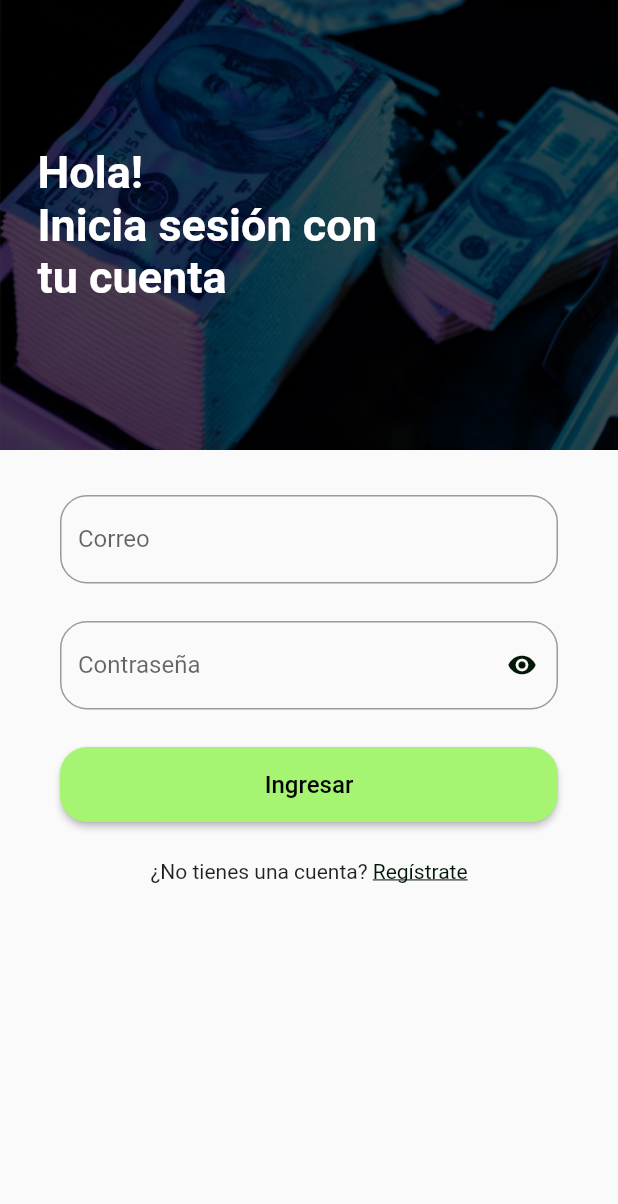
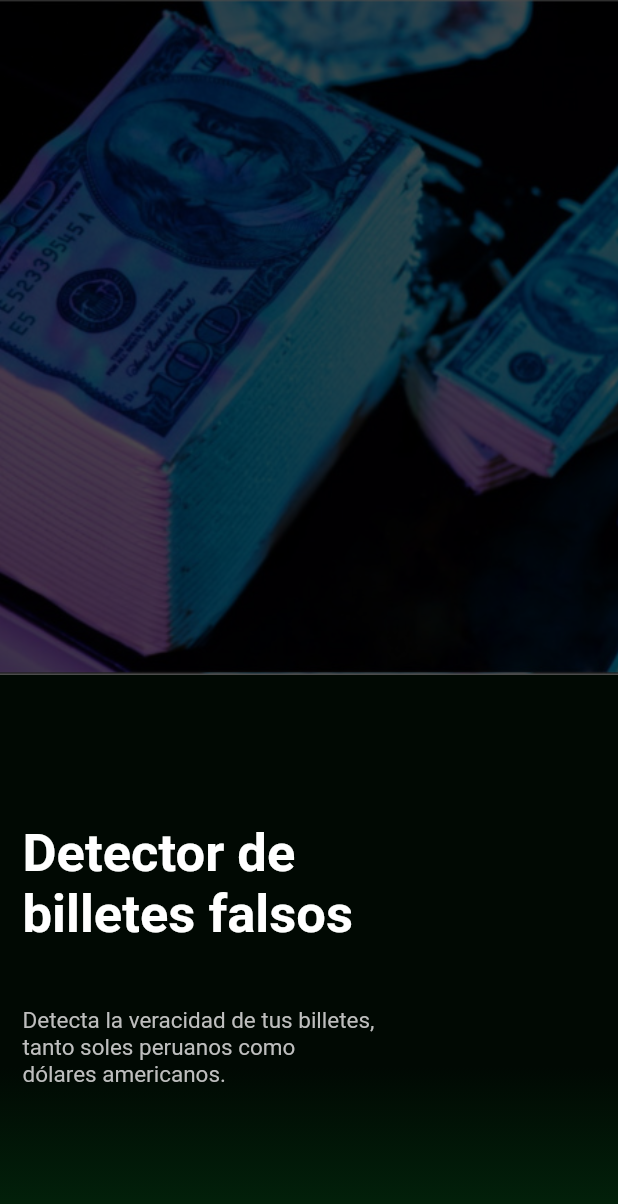
Before and after one commit to George2811/app-deteccion-de-billetes, a Flutter app: the first screen one second after launch, on a phone screen of 412 x 824 dp. Shown: the top 1204 px of the screen. Run offline on Flutter 3.47's test engine with Material 2 defaults, Android fonts, the phone set to English and light mode, and no system bars; our stand-ins replace carousel_slider, persistent_bottom_nav_bar.

Commit message:
terminada guide view y splash view

```diff
--- a/lib/main.dart
+++ b/lib/main.dart
@@ -1,6 +1,5 @@
-import 'package:counterfeit_detector/ui/views/login.dart';
+import 'package:counterfeit_detector/ui/views/splash.dart';
 import 'package:flutter/material.dart';
-//import 'package:counterfeit_detector/ui/widgets/bottom_navbar.dart';
 
 void main() {
   runApp(const MainApp());
@@ -23,7 +22,7 @@ class MainApp extends StatelessWidget {
           suffixIconColor: Color.fromARGB(255, 1, 24, 7),
         ),
       ),
-      home: const LoginView(),
+      home: const SplashScreen(),
     );
   }
 }
--- /dev/null
+++ b/lib/ui/views/splash.dart
@@ -0,0 +1,108 @@
+import 'package:counterfeit_detector/ui/views/login.dart';
+import 'package:flutter/material.dart';
+
+class SplashScreen extends StatefulWidget {
+  const SplashScreen({super.key});
+
+  @override
+  State<SplashScreen> createState() => _SplashScreenState();
+}
+
+class _SplashScreenState extends State<SplashScreen> {
+  @override
+  void initState() {
+    // TODO: implement initState
+    super.initState();
+    // Simula una espera de 3 segundos antes de navegar a la siguiente pantalla.
+    Future.delayed(const Duration(seconds: 3), () {
+      Navigator.pushReplacement(
+        context,
+        MaterialPageRoute(builder: (context) => const LoginView()),
+      );
+    });
+  }
+
+  @override
+  Widget build(BuildContext context) {
+    return Scaffold(
+      body: Column(
+        children: <Widget>[
+          Container(
+            height: 450,
+            decoration: BoxDecoration(
+              color: Colors.black,
+              image: DecorationImage(
+                image: const AssetImage("assets/cover.jpg"),
+                fit: BoxFit.cover,
+
+                colorFilter: ColorFilter.mode(
+                  Colors.black.withOpacity(0.7),
+                  BlendMode.darken,
+                ),
+              ),
+            ),
+          ),
+          Expanded(
+            child: Container(
+              decoration: const BoxDecoration(
+                gradient: LinearGradient(
+                  begin: Alignment.topCenter,
+                  end: Alignment.bottomCenter,
+                  stops: [0.7, 1],
+                  colors: [Color.fromARGB(255, 1, 9, 3), Color.fromARGB(255, 2, 38, 12)],
+                )
+              ),
+              child: Container(
+                alignment: Alignment.centerLeft,
+                padding: const EdgeInsets.all(15),
+                child: RichText(
+                  text: const TextSpan(
+                    children: [
+                      TextSpan(
+                        text: 'Detector de\n',
+                        style: TextStyle(
+                          color: Colors.white,
+                          fontWeight: FontWeight.bold,
+                          fontSize: 35,
+                        ),
+                      ),
+                       TextSpan(
+                        text: 'billetes falsos\n\n',
+                        style: TextStyle(
+                          color: Colors.white,
+                          fontWeight: FontWeight.bold,
+                          fontSize: 35,
+                        ),
+                      ),
+                      TextSpan(
+                        text: 'Detecta la veracidad de tus billetes,\n',
+                        style: TextStyle(
+                          color: Color.fromARGB(255, 190, 190, 190),
+                          fontSize: 15,
+                        ),
+                      ),
+                      TextSpan(
+                        text: 'tanto soles peruanos como\n',
+                        style: TextStyle(
+                          color: Color.fromARGB(255, 190, 190, 190),
+                          fontSize: 15,
+                        ),
+                      ),
+                      TextSpan(
+                        text: 'dólares americanos.',
+                        style: TextStyle(
+                          color: Color.fromARGB(255, 190, 190, 190),
+                          fontSize: 15,
+                        ),
+                      ),
+                    ]
+                  ),
+                ),
+              ),
+            ),
+          )
+        ],
+      ),
+    );
+  }
+}
--- a/pubspec.yaml
+++ b/pubspec.yaml
@@ -10,6 +10,7 @@ dependencies:
   carousel_slider: ^4.2.1
   flutter:
     sdk: flutter
+  flutter_native_splash: ^2.3.2
   persistent_bottom_nav_bar: ^5.0.2
 
 dev_dependencies:
```
Also changed, not shown: lib/ui/views/characteristics.dart (+38 -4 lines), lib/ui/views/guide.dart (+18 -2 lines), pubspec.lock.
